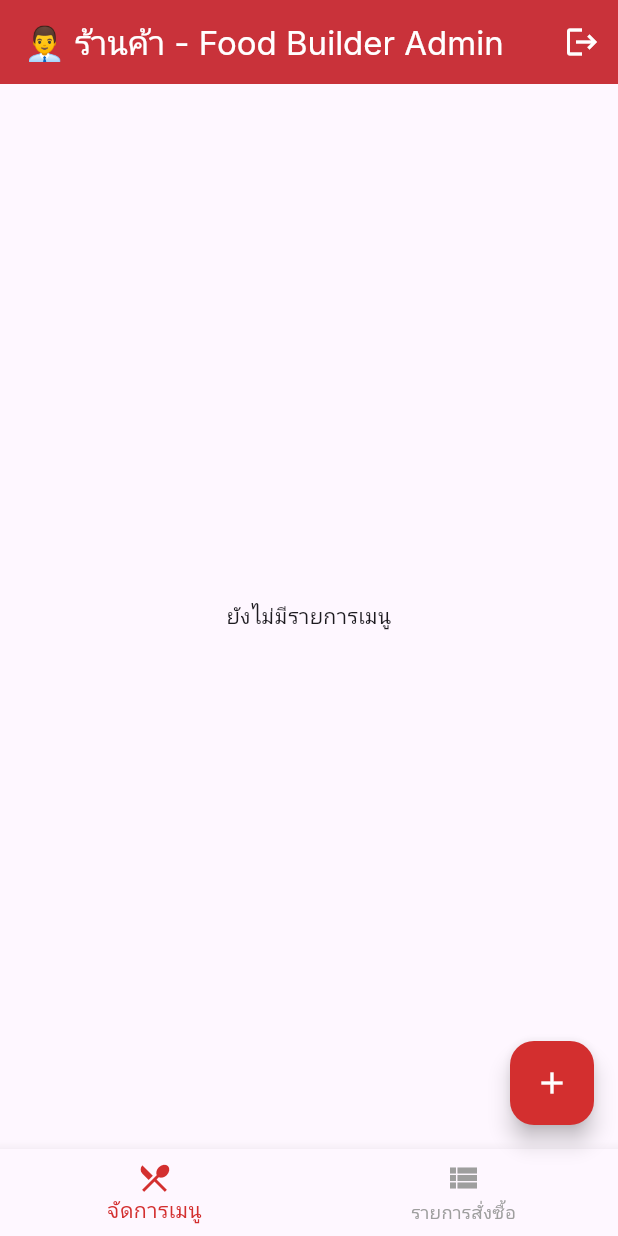
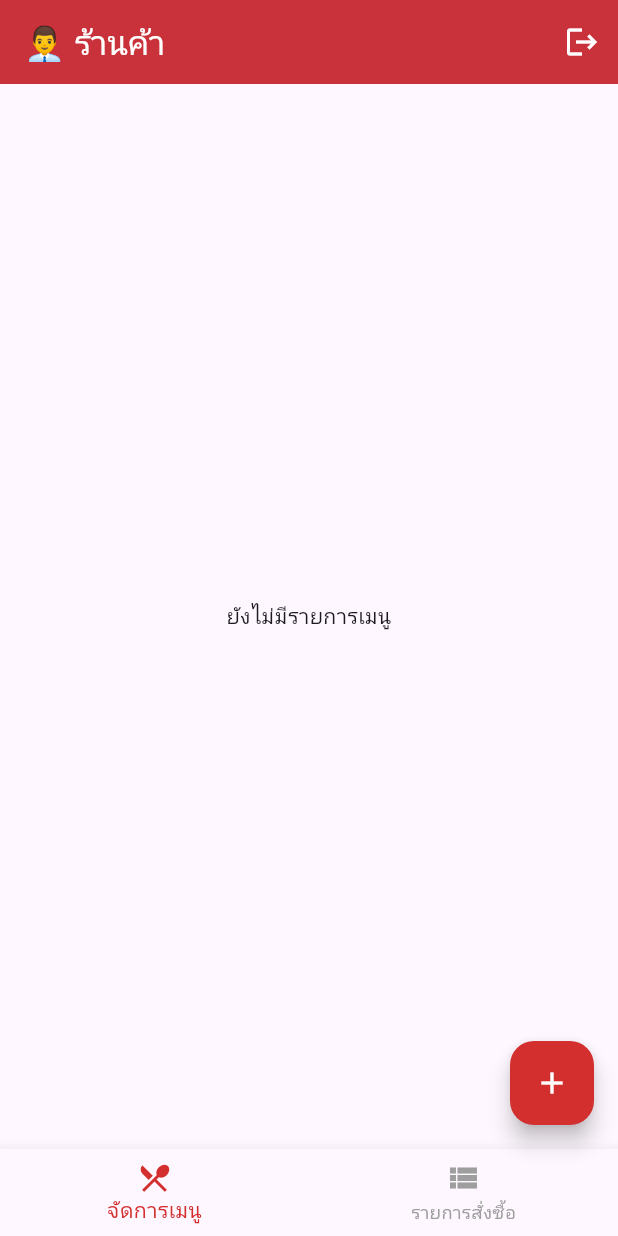
Before and after one commit to Jxuu03/65114540011-MobileApp, a Flutter app: the screen it shows once a user with an empty profile is signed in, on a phone screen of 412 x 824 dp. Run offline on Flutter 3.47's test engine with Material 3 defaults, Android fonts, the light colour scheme and no system bars; our stand-ins replace cloud_firestore, firebase_auth, firebase_core, flutter_dotenv; accounts and stored records are empty; Roboto replaces fonts that are missing (Inter).

Commit message:
fix build.gradle

```diff
--- a/lib/main.dart
+++ b/lib/main.dart
@@ -34,7 +34,7 @@ class MyApp extends StatelessWidget {
   @override
   Widget build(BuildContext context) {
     return MaterialApp(
-      title: 'Food Builder App (Multi-Role + Builder Pattern)',
+      title: 'Food Oedering App',
       theme: ThemeData(
         primarySwatch: Colors.blue,
         primaryColor: const Color(0xFF1976D2),
--- a/lib/pages/owner/owner_shell.dart
+++ b/lib/pages/owner/owner_shell.dart
@@ -42,7 +42,7 @@ class _OwnerShellState extends State<OwnerShell> {
 
     return Scaffold(
       appBar: AppBar(
-        title: const Text('👨‍💼 ร้านค้า - Food Builder Admin'),
+        title: const Text('👨‍💼 ร้านค้า'),
         backgroundColor: ownerPrimaryColor,
         foregroundColor: Colors.white,
         elevation: 4,
```
Also changed, not shown: 2 other files.
